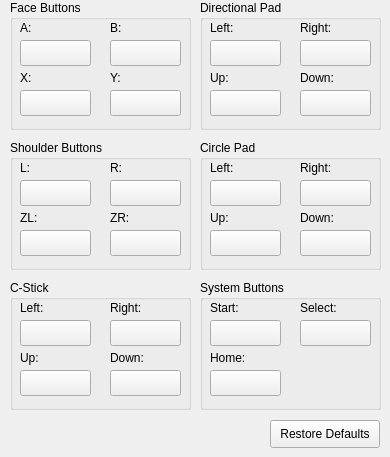
Old version of the form src/citra_qt/configure_input.ui in the repository extramaster/citra.
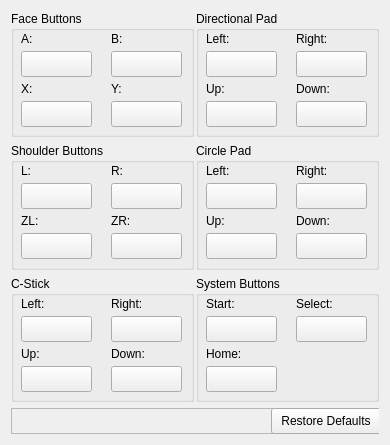
New version of the form.

Commit message: Input-GUI: Fix most PR issues

Diff of the .ui file:
```diff
--- a/src/citra_qt/configure_input.ui
+++ b/src/citra_qt/configure_input.ui
@@ -7,21 +7,20 @@
         <x>0</x>
         <y>0</y>
         <width>390</width>
-        <height>457</height>
+    <height>445</height>
       </rect>
     </property>
     <property name="windowTitle">
       <string>ConfigureInput</string>
     </property>
+  <layout class="QVBoxLayout" name="vertical">
+   <item>
+    <layout class="QHBoxLayout" name="horizontalLayout1">
+     <property name="spacing">
+      <number>2</number>
+     </property>
+     <item>
     <widget class="QGroupBox" name="faceButtons">
-      <property name="geometry">
-        <rect>
-          <x>10</x>
-          <y>0</y>
-          <width>181</width>
-          <height>130</height>
-        </rect>
-      </property>
       <property name="title">
         <string>Face Buttons</string>
       </property>
@@ -176,15 +175,9 @@
         </widget>
       </widget>
     </widget>
+     </item>
+     <item>
     <widget class="QGroupBox" name="faceButtons_2">
-      <property name="geometry">
-        <rect>
-          <x>200</x>
-          <y>0</y>
-          <width>181</width>
-          <height>130</height>
-        </rect>
-      </property>
       <property name="title">
         <string>Directional Pad</string>
       </property>
@@ -194,7 +187,7 @@
       <property name="checkable">
         <bool>false</bool>
       </property>
-      <widget class="QWidget" name="widget_5" native="true">
+       <widget class="QWidget" name="widget_13" native="true">
         <property name="geometry">
           <rect>
             <x>10</x>
@@ -203,7 +196,7 @@
             <height>50</height>
           </rect>
         </property>
-        <widget class="QLabel" name="label_5">
+        <widget class="QLabel" name="label_13">
           <property name="geometry">
             <rect>
               <x>0</x>
@@ -230,7 +223,7 @@
           </property>
         </widget>
       </widget>
-      <widget class="QWidget" name="widget_8" native="true">
+       <widget class="QWidget" name="widget_14" native="true">
         <property name="geometry">
           <rect>
             <x>10</x>
@@ -239,7 +232,7 @@
             <height>50</height>
           </rect>
         </property>
-        <widget class="QLabel" name="label_8">
+        <widget class="QLabel" name="label_14">
           <property name="geometry">
             <rect>
               <x>0</x>
@@ -266,7 +259,7 @@
           </property>
         </widget>
       </widget>
-      <widget class="QWidget" name="widget_7" native="true">
+       <widget class="QWidget" name="widget_15" native="true">
         <property name="geometry">
           <rect>
             <x>100</x>
@@ -275,7 +268,7 @@
             <height>50</height>
           </rect>
         </property>
-        <widget class="QLabel" name="label_7">
+        <widget class="QLabel" name="label_15">
           <property name="geometry">
             <rect>
               <x>0</x>
@@ -302,7 +295,7 @@
           </property>
         </widget>
       </widget>
-      <widget class="QWidget" name="widget_6" native="true">
+       <widget class="QWidget" name="widget_16" native="true">
         <property name="geometry">
           <rect>
             <x>100</x>
@@ -311,7 +304,7 @@
             <height>50</height>
           </rect>
         </property>
-        <widget class="QLabel" name="label_6">
+        <widget class="QLabel" name="label_16">
           <property name="geometry">
             <rect>
               <x>0</x>
@@ -339,15 +332,16 @@
         </widget>
       </widget>
     </widget>
+     </item>
+    </layout>
+   </item>
+   <item>
+    <layout class="QHBoxLayout" name="horizontalLayout2">
+     <property name="spacing">
+      <number>2</number>
+     </property>
+     <item>
     <widget class="QGroupBox" name="faceButtons_3">
-      <property name="geometry">
-        <rect>
-          <x>10</x>
-          <y>140</y>
-          <width>181</width>
-          <height>130</height>
-        </rect>
-      </property>
       <property name="title">
         <string>Shoulder Buttons</string>
       </property>
@@ -357,7 +351,7 @@
       <property name="checkable">
         <bool>false</bool>
       </property>
-      <widget class="QWidget" name="widget_9" native="true">
+       <widget class="QWidget" name="widget_17" native="true">
         <property name="geometry">
           <rect>
             <x>10</x>
@@ -366,7 +360,7 @@
             <height>50</height>
           </rect>
         </property>
-        <widget class="QLabel" name="label_9">
+        <widget class="QLabel" name="label_17">
           <property name="geometry">
             <rect>
               <x>0</x>
@@ -393,7 +387,7 @@
           </property>
         </widget>
       </widget>
-      <widget class="QWidget" name="widget_10" native="true">
+       <widget class="QWidget" name="widget_18" native="true">
         <property name="geometry">
           <rect>
             <x>100</x>
@@ -402,7 +396,7 @@
             <height>50</height>
           </rect>
         </property>
-        <widget class="QLabel" name="label_10">
+        <widget class="QLabel" name="label_18">
           <property name="geometry">
             <rect>
               <x>0</x>
@@ -429,7 +423,7 @@
           </property>
         </widget>
       </widget>
-      <widget class="QWidget" name="widget_11" native="true">
+       <widget class="QWidget" name="widget_19" native="true">
         <property name="geometry">
           <rect>
             <x>100</x>
@@ -438,7 +432,7 @@
             <height>50</height>
           </rect>
         </property>
-        <widget class="QLabel" name="label_11">
+        <widget class="QLabel" name="label_19">
           <property name="geometry">
             <rect>
               <x>0</x>
@@ -465,7 +459,7 @@
           </property>
         </widget>
       </widget>
-      <widget class="QWidget" name="widget_12" native="true">
+       <widget class="QWidget" name="widget_20" native="true">
         <property name="geometry">
           <rect>
             <x>10</x>
@@ -474,7 +468,7 @@
             <height>50</height>
           </rect>
         </property>
-        <widget class="QLabel" name="label_12">
+        <widget class="QLabel" name="label_20">
           <property name="geometry">
             <rect>
               <x>0</x>
@@ -502,15 +496,9 @@
         </widget>
       </widget>
     </widget>
+     </item>
+     <item>
     <widget class="QGroupBox" name="faceButtons_4">
-      <property name="geometry">
-        <rect>
-          <x>200</x>
-          <y>140</y>
-          <width>181</width>
-          <height>130</height>
-        </rect>
-      </property>
       <property name="title">
         <string>Circle Pad</string>
       </property>
@@ -520,7 +508,7 @@
       <property name="checkable">
         <bool>false</bool>
       </property>
-      <widget class="QWidget" name="widget_13" native="true">
+       <widget class="QWidget" name="widget_21" native="true">
         <property name="geometry">
           <rect>
             <x>10</x>
@@ -529,7 +517,7 @@
             <height>50</height>
           </rect>
         </property>
-        <widget class="QLabel" name="label_13">
+        <widget class="QLabel" name="label_21">
           <property name="geometry">
             <rect>
               <x>0</x>
@@ -556,7 +544,7 @@
           </property>
         </widget>
       </widget>
-      <widget class="QWidget" name="widget_14" native="true">
+       <widget class="QWidget" name="widget_22" native="true">
         <property name="geometry">
           <rect>
             <x>100</x>
@@ -565,7 +553,7 @@
             <height>50</height>
           </rect>
         </property>
-        <widget class="QLabel" name="label_14">
+        <widget class="QLabel" name="label_22">
           <property name="geometry">
             <rect>
               <x>0</x>
@@ -592,7 +580,7 @@
           </property>
         </widget>
       </widget>
-      <widget class="QWidget" name="widget_15" native="true">
+       <widget class="QWidget" name="widget_23" native="true">
         <property name="geometry">
           <rect>
             <x>100</x>
@@ -601,7 +589,7 @@
             <height>50</height>
           </rect>
         </property>
-        <widget class="QLabel" name="label_15">
+        <widget class="QLabel" name="label_23">
           <property name="geometry">
             <rect>
               <x>0</x>
@@ -628,7 +616,7 @@
           </property>
         </widget>
       </widget>
-      <widget class="QWidget" name="widget_16" native="true">
+       <widget class="QWidget" name="widget_24" native="true">
         <property name="geometry">
           <rect>
             <x>10</x>
@@ -637,7 +625,7 @@
             <height>50</height>
           </rect>
         </property>
-        <widget class="QLabel" name="label_16">
+        <widget class="QLabel" name="label_24">
           <property name="geometry">
             <rect>
               <x>0</x>
@@ -665,15 +653,16 @@
         </widget>
       </widget>
     </widget>
+     </item>
+    </layout>
+   </item>
+   <item>
+    <layout class="QHBoxLayout" name="horizontalLayout3">
+     <property name="spacing">
+      <number>2</number>
+     </property>
+     <item>
     <widget class="QGroupBox" name="faceButtons_5">
-      <property name="geometry">
-        <rect>
-          <x>10</x>
-          <y>280</y>
-          <width>181</width>
-          <height>130</height>
-        </rect>
-      </property>
       <property name="title">
         <string>C-Stick</string>
       </property>
@@ -683,7 +672,7 @@
       <property name="checkable">
         <bool>false</bool>
       </property>
-      <widget class="QWidget" name="widget_17" native="true">
+       <widget class="QWidget" name="widget_25" native="true">
         <property name="geometry">
           <rect>
             <x>10</x>
@@ -692,7 +681,7 @@
             <height>50</height>
           </rect>
         </property>
-        <widget class="QLabel" name="label_17">
+        <widget class="QLabel" name="label_25">
           <property name="geometry">
             <rect>
               <x>0</x>
@@ -719,7 +708,7 @@
           </property>
         </widget>
       </widget>
-      <widget class="QWidget" name="widget_18" native="true">
+       <widget class="QWidget" name="widget_26" native="true">
         <property name="geometry">
           <rect>
             <x>100</x>
@@ -728,7 +717,7 @@
             <height>50</height>
           </rect>
         </property>
-        <widget class="QLabel" name="label_18">
+        <widget class="QLabel" name="label_26">
           <property name="geometry">
             <rect>
               <x>0</x>
@@ -755,7 +744,7 @@
           </property>
         </widget>
       </widget>
-      <widget class="QWidget" name="widget_19" native="true">
+       <widget class="QWidget" name="widget_27" native="true">
         <property name="geometry">
           <rect>
             <x>100</x>
@@ -764,7 +753,7 @@
             <height>50</height>
           </rect>
         </property>
-        <widget class="QLabel" name="label_19">
+        <widget class="QLabel" name="label_27">
           <property name="geometry">
             <rect>
               <x>0</x>
@@ -791,7 +780,7 @@
           </property>
         </widget>
       </widget>
-      <widget class="QWidget" name="widget_20" native="true">
+       <widget class="QWidget" name="widget_28" native="true">
         <property name="geometry">
           <rect>
             <x>10</x>
@@ -800,7 +789,7 @@
             <height>50</height>
           </rect>
         </property>
-        <widget class="QLabel" name="label_20">
+        <widget class="QLabel" name="label_28">
           <property name="geometry">
             <rect>
               <x>0</x>
@@ -828,15 +817,9 @@
         </widget>
       </widget>
     </widget>
+     </item>
+     <item>
     <widget class="QGroupBox" name="faceButtons_6">
-      <property name="geometry">
-        <rect>
-          <x>200</x>
-          <y>280</y>
-          <width>181</width>
-          <height>130</height>
-        </rect>
-      </property>
       <property name="title">
         <string>System Buttons</string>
       </property>
@@ -846,7 +829,7 @@
       <property name="checkable">
         <bool>false</bool>
       </property>
-      <widget class="QWidget" name="widget_21" native="true">
+       <widget class="QWidget" name="widget_29" native="true">
         <property name="geometry">
           <rect>
             <x>10</x>
@@ -855,7 +838,7 @@
             <height>50</height>
           </rect>
         </property>
-        <widget class="QLabel" name="label_21">
+        <widget class="QLabel" name="label_29">
           <property name="geometry">
             <rect>
               <x>0</x>
@@ -882,7 +865,7 @@
           </property>
         </widget>
       </widget>
-      <widget class="QWidget" name="widget_23" native="true">
+       <widget class="QWidget" name="widget_30" native="true">
         <property name="geometry">
           <rect>
             <x>100</x>
@@ -891,7 +874,7 @@
             <height>50</height>
           </rect>
         </property>
-        <widget class="QLabel" name="label_23">
+        <widget class="QLabel" name="label_30">
           <property name="geometry">
             <rect>
               <x>0</x>
@@ -918,7 +901,7 @@
           </property>
         </widget>
       </widget>
-      <widget class="QWidget" name="widget_24" native="true">
+       <widget class="QWidget" name="widget_31" native="true">
         <property name="geometry">
           <rect>
             <x>10</x>
@@ -927,7 +910,7 @@
             <height>50</height>
           </rect>
         </property>
-        <widget class="QLabel" name="label_24">
+        <widget class="QLabel" name="label_31">
           <property name="geometry">
             <rect>
               <x>0</x>
@@ -955,21 +938,67 @@
         </widget>
       </widget>
     </widget>
+     </item>
+    </layout>
+   </item>
+   <item>
+    <widget class="QFrame" name="frame">
+     <property name="sizePolicy">
+      <sizepolicy hsizetype="Minimum" vsizetype="Fixed">
+       <horstretch>0</horstretch>
+       <verstretch>50</verstretch>
+      </sizepolicy>
+     </property>
+     <property name="minimumSize">
+      <size>
+       <width>0</width>
+       <height>26</height>
+      </size>
+     </property>
+     <property name="frameShape">
+      <enum>QFrame::StyledPanel</enum>
+     </property>
+     <property name="frameShadow">
+      <enum>QFrame::Raised</enum>
+     </property>
     <widget class="QPushButton" name="btnRestoreDefaults">
       <property name="geometry">
         <rect>
-          <x>270</x>
-          <y>420</y>
+        <x>260</x>
+        <y>0</y>
           <width>110</width>
-          <height>28</height>
+        <height>26</height>
         </rect>
       </property>
+      <property name="sizePolicy">
+       <sizepolicy hsizetype="Minimum" vsizetype="Fixed">
+        <horstretch>0</horstretch>
+        <verstretch>0</verstretch>
+       </sizepolicy>
+      </property>
+      <property name="sizeIncrement">
+       <size>
+        <width>0</width>
+        <height>0</height>
+       </size>
+      </property>
+      <property name="baseSize">
+       <size>
+        <width>0</width>
+        <height>0</height>
+       </size>
+      </property>
+      <property name="layoutDirection">
+       <enum>Qt::LeftToRight</enum>
+      </property>
       <property name="text">
         <string>Restore Defaults</string>
       </property>
     </widget>
   </widget>
-  <layoutdefault spacing="6" margin="11" />
-  <resources />
-  <connections />
+   </item>
+  </layout>
+ </widget>
+ <resources/>
+ <connections/>
 </ui>
```
Left out of the diff: 46 changed lines with no effect on the pictures. Lines whose indentation alone changed are shown as unchanged. The commit also changes 4 other files.
